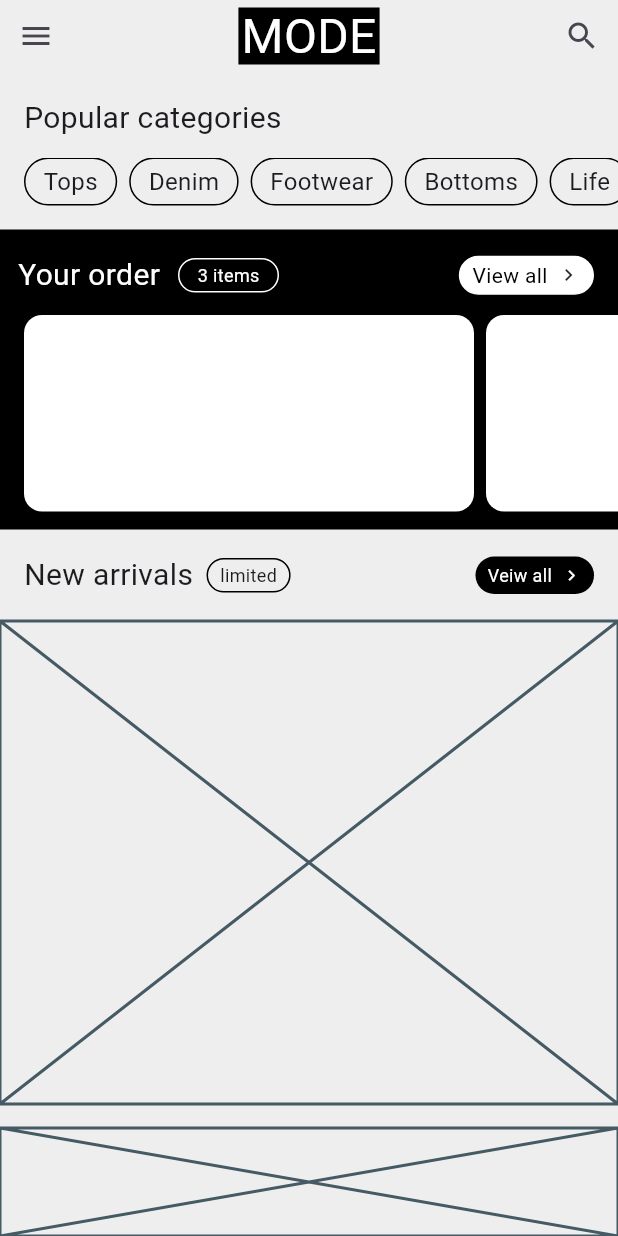
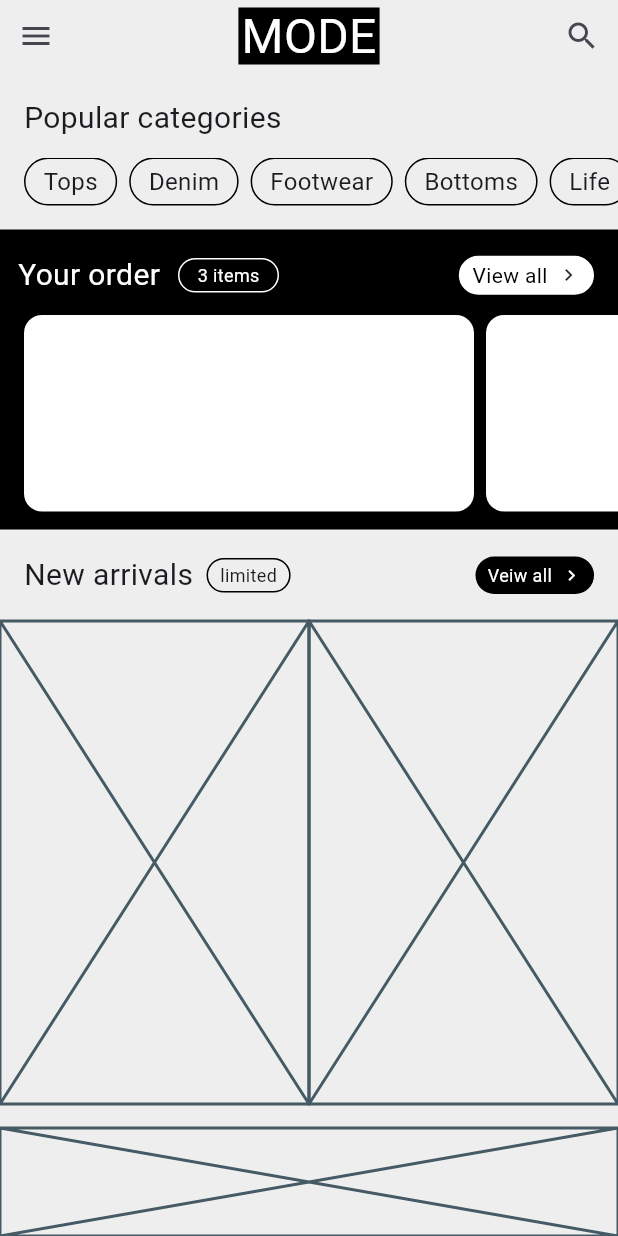
Before and after one commit to JAICHANGPARK/flutter_notebook_chapter_49, a Flutter app: the ECommerceHomePage screen opened directly, on a phone screen of 412 x 824 dp. Run offline on Flutter 3.47's test engine with Material 3 defaults, Android fonts, the phone set to English and light mode, and no system bars; our stand-ins replace google_fonts; Roboto replaces fonts that are missing (Akshar).

Commit message:
Update e_commerce_home_page.dart

```diff
--- a/lib/ep2451_e_commerce_app/ui/e_commerce_home_page.dart
+++ b/lib/ep2451_e_commerce_app/ui/e_commerce_home_page.dart
@@ -182,19 +182,30 @@ class _ECommerceHomePageState extends State<ECommerceHomePage> {
                       children: [
                         Text(
                           "Veiw all",
-                          style: GoogleFonts.akshar(color: Colors.white,
-                          fontSize: 12,),
+                          style: GoogleFonts.akshar(
+                            color: Colors.white,
+                            fontSize: 12,
+                          ),
                         ),
-                        Icon(Icons.keyboard_arrow_right_sharp,
-                        color: Colors.white,
-                        size: 14,),
+                        Icon(
+                          Icons.keyboard_arrow_right_sharp,
+                          color: Colors.white,
+                          size: 14,
+                        ),
                       ],
                     ),
                   ),
                 ],
               ),
             ),
-            Expanded(child: Placeholder()),
+            Expanded(
+              child: Row(
+                children: [
+                  Expanded(child: Placeholder()),
+                  Expanded(child: Placeholder()),
+                ],
+              ),
+            ),
             Container(height: 72, child: Placeholder()),
           ],
         ),
```
